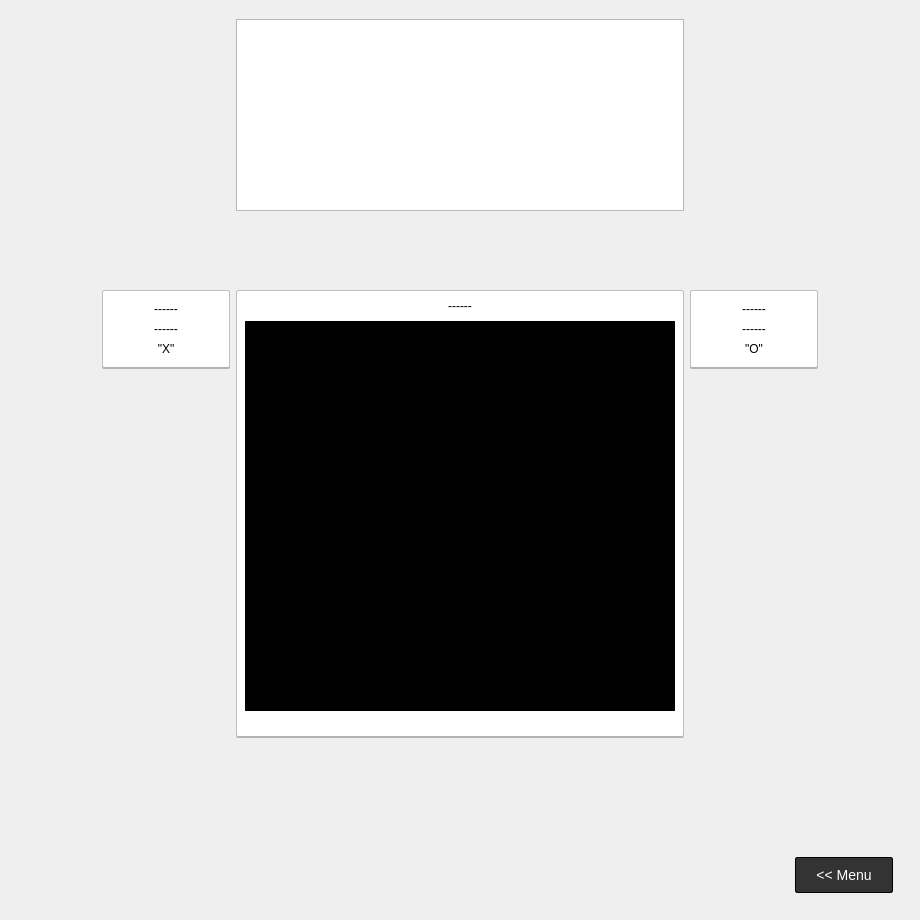
First picture: the form in mainwindow.ui, repository ariel181/Noughts_and_Crosses, before the edit.
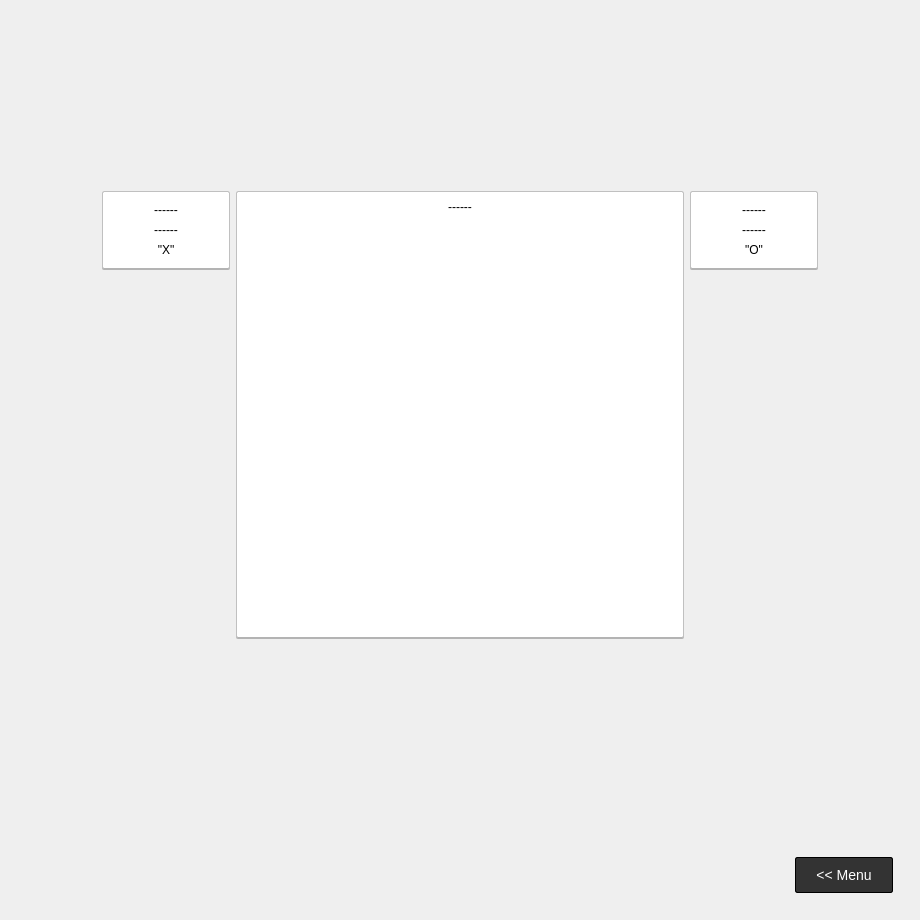
Second picture: the form after the edit.

Commit message: Zmienia plansze z PushButton na MarkGraphic

What changed in the file:
```diff
--- a/mainwindow.ui
+++ b/mainwindow.ui
@@ -467,36 +467,6 @@
              </property>
             </widget>
            </item>
-           <item row="1" column="0">
-            <widget class="QFrame" name="frBoard">
-             <property name="styleSheet">
-              <string notr="true"/>
-             </property>
-             <property name="frameShape">
-              <enum>QFrame::StyledPanel</enum>
-             </property>
-             <property name="frameShadow">
-              <enum>QFrame::Raised</enum>
-             </property>
-             <layout class="QGridLayout" name="gridLayout_5">
-              <property name="leftMargin">
-               <number>0</number>
-              </property>
-              <property name="topMargin">
-               <number>0</number>
-              </property>
-              <property name="rightMargin">
-               <number>0</number>
-              </property>
-              <property name="bottomMargin">
-               <number>0</number>
-              </property>
-              <property name="spacing">
-               <number>16</number>
-              </property>
-             </layout>
-            </widget>
-           </item>
            <item row="2" column="0">
             <spacer name="verticalSpacer_5">
              <property name="orientation">
@@ -513,6 +483,13 @@
              </property>
             </spacer>
            </item>
+           <item row="1" column="0">
+            <widget class="QGraphicsView" name="graphicsView">
+             <property name="frameShape">
+              <enum>QFrame::NoFrame</enum>
+             </property>
+            </widget>
+           </item>
           </layout>
          </widget>
         </item>
@@ -784,9 +761,6 @@
           </layout>
          </widget>
         </item>
-        <item row="0" column="2" colspan="2">
-         <widget class="QGraphicsView" name="graphicsView"/>
-        </item>
        </layout>
       </widget>
       <widget class="QWidget" name="page_3">
```
Left out of the diff: 2 changed lines with no effect on the pictures. The commit also changes 4 other files.
